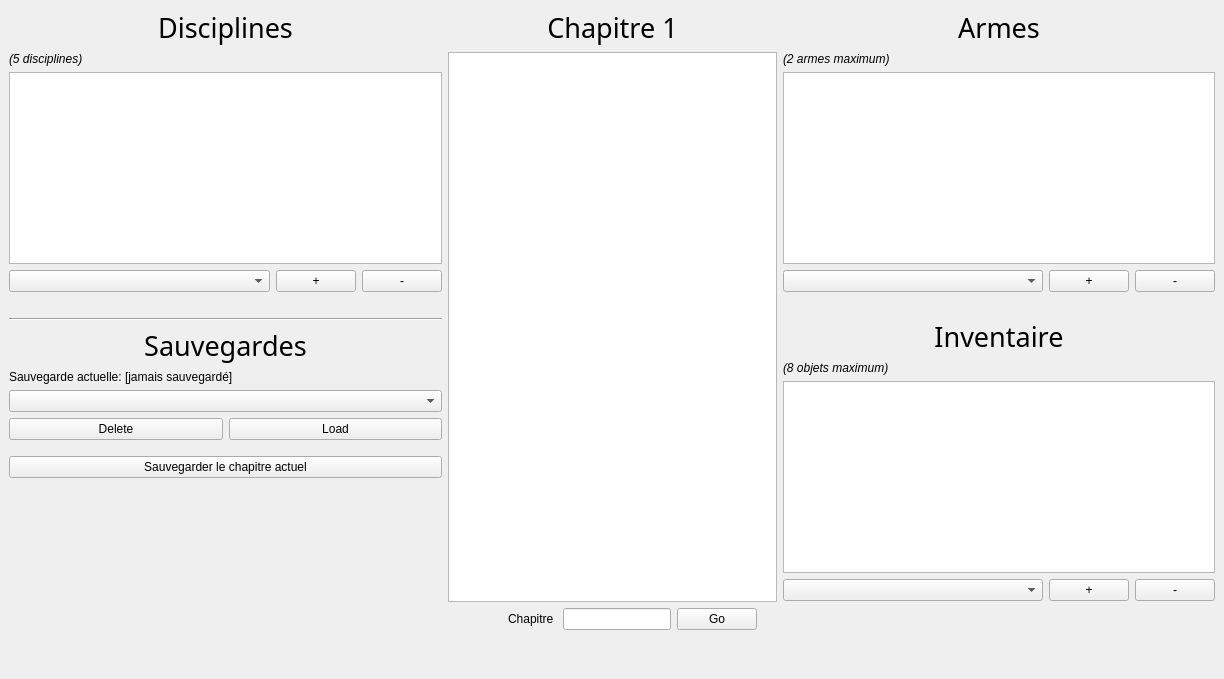
Before: the Qt Designer form bd2_livre_hero.ui in 2137772-Lamarche-Felix/tp_bd2_antoine_felix, drawn with Qt 5.
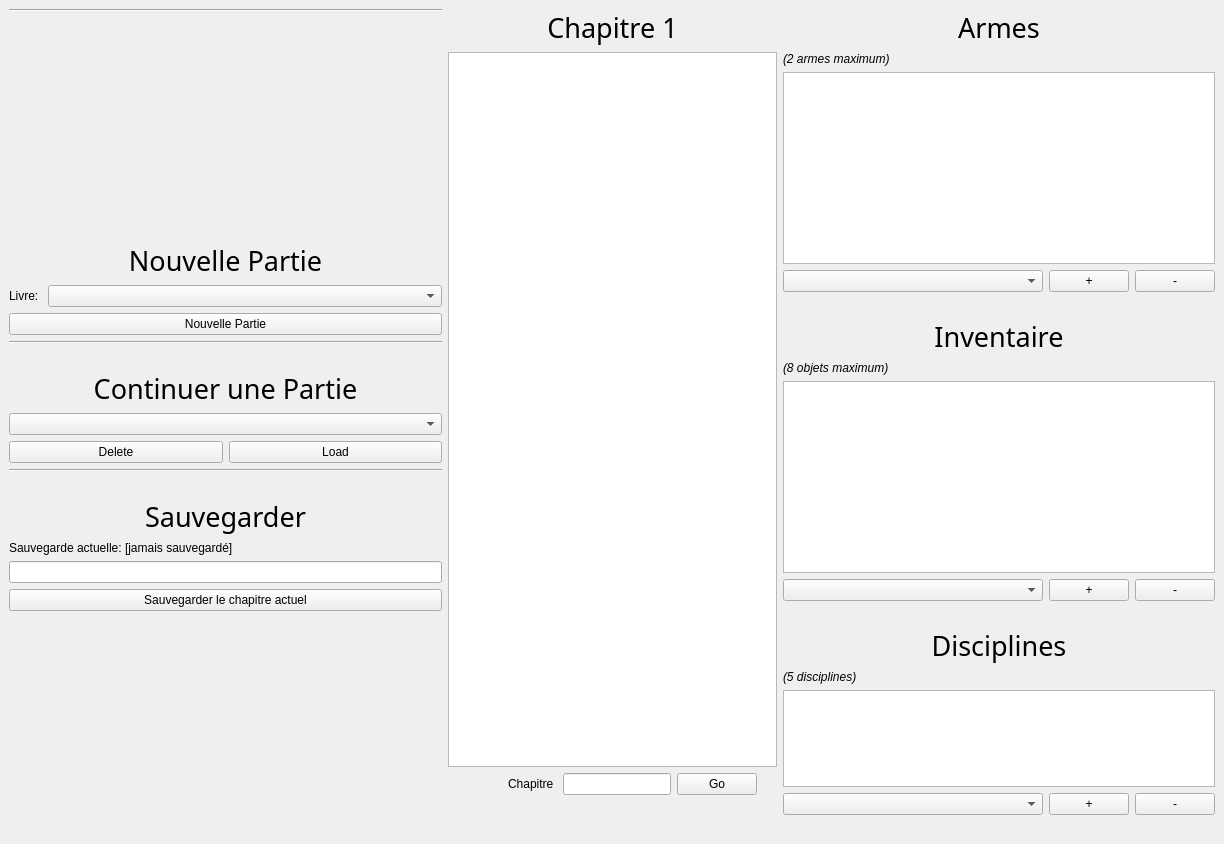
After: the same form once the commit is applied.

The edit to the form file:
```diff
--- a/bd2_livre_hero.ui
+++ b/bd2_livre_hero.ui
@@ -7,7 +7,7 @@
     <x>0</x>
     <y>0</y>
     <width>1224</width>
-    <height>679</height>
+    <height>844</height>
    </rect>
   </property>
   <property name="windowTitle">
@@ -19,101 +19,6 @@
      <layout class="QHBoxLayout" name="horizontalLayout_Body">
       <item>
        <layout class="QVBoxLayout" name="verticalLayout_PanelLeft">
-        <item>
-         <widget class="QLabel" name="label_2">
-          <property name="sizePolicy">
-           <sizepolicy hsizetype="Preferred" vsizetype="Fixed">
-            <horstretch>0</horstretch>
-            <verstretch>0</verstretch>
-           </sizepolicy>
-          </property>
-          <property name="font">
-           <font>
-            <family>Papyrus</family>
-            <pointsize>20</pointsize>
-           </font>
-          </property>
-          <property name="text">
-           <string>Disciplines</string>
-          </property>
-          <property name="alignment">
-           <set>Qt::AlignCenter</set>
-          </property>
-         </widget>
-        </item>
-        <item>
-         <widget class="QLabel" name="label_8">
-          <property name="text">
-           <string>&lt;html&gt;&lt;head/&gt;&lt;body&gt;&lt;p&gt;&lt;span style=&quot; font-style:italic;&quot;&gt;(5 disciplines)&lt;/span&gt;&lt;/p&gt;&lt;/body&gt;&lt;/html&gt;</string>
-          </property>
-         </widget>
-        </item>
-        <item>
-         <widget class="QListView" name="listView">
-          <property name="sizePolicy">
-           <sizepolicy hsizetype="Minimum" vsizetype="Maximum">
-            <horstretch>0</horstretch>
-            <verstretch>0</verstretch>
-           </sizepolicy>
-          </property>
-         </widget>
-        </item>
-        <item>
-         <layout class="QHBoxLayout" name="horizontalLayout_5">
-          <item>
-           <widget class="QComboBox" name="comboBox_2">
-            <property name="sizePolicy">
-             <sizepolicy hsizetype="Minimum" vsizetype="Fixed">
-              <horstretch>0</horstretch>
-              <verstretch>0</verstretch>
-             </sizepolicy>
-            </property>
-           </widget>
-          </item>
-          <item>
-           <widget class="QPushButton" name="pushButton_5">
-            <property name="sizePolicy">
-             <sizepolicy hsizetype="Maximum" vsizetype="Fixed">
-              <horstretch>0</horstretch>
-              <verstretch>0</verstretch>
-             </sizepolicy>
-            </property>
-            <property name="text">
-             <string>+</string>
-            </property>
-           </widget>
-          </item>
-          <item>
-           <widget class="QPushButton" name="pushButton_6">
-            <property name="sizePolicy">
-             <sizepolicy hsizetype="Maximum" vsizetype="Fixed">
-              <horstretch>0</horstretch>
-              <verstretch>0</verstretch>
-             </sizepolicy>
-            </property>
-            <property name="text">
-             <string>-</string>
-            </property>
-           </widget>
-          </item>
-         </layout>
-        </item>
-        <item>
-         <spacer name="verticalSpacer_4">
-          <property name="orientation">
-           <enum>Qt::Vertical</enum>
-          </property>
-          <property name="sizeType">
-           <enum>QSizePolicy::Fixed</enum>
-          </property>
-          <property name="sizeHint" stdset="0">
-           <size>
-            <width>20</width>
-            <height>20</height>
-           </size>
-          </property>
-         </spacer>
-        </item>
         <item>
          <widget class="Line" name="line">
           <property name="orientation">
@@ -121,6 +26,22 @@
           </property>
          </widget>
         </item>
+        <item>
+         <spacer name="verticalSpacer_9">
+          <property name="orientation">
+           <enum>Qt::Vertical</enum>
+          </property>
+          <property name="sizeType">
+           <enum>QSizePolicy::Expanding</enum>
+          </property>
+          <property name="sizeHint" stdset="0">
+           <size>
+            <width>20</width>
+            <height>40</height>
+           </size>
+          </property>
+         </spacer>
+        </item>
         <item>
          <widget class="QLabel" name="label_6">
           <property name="sizePolicy">
@@ -136,7 +57,7 @@
            </font>
           </property>
           <property name="text">
-           <string>Sauvegardes</string>
+           <string>Nouvelle Partie</string>
           </property>
           <property name="alignment">
            <set>Qt::AlignCenter</set>
@@ -144,15 +65,81 @@
          </widget>
         </item>
         <item>
-         <widget class="QLabel" name="label_7">
+         <layout class="QHBoxLayout" name="horizontalLayout">
+          <item>
+           <widget class="QLabel" name="label_13">
+            <property name="sizePolicy">
+             <sizepolicy hsizetype="Fixed" vsizetype="Fixed">
+              <horstretch>0</horstretch>
+              <verstretch>0</verstretch>
+             </sizepolicy>
+            </property>
+            <property name="text">
+             <string>Livre: </string>
+            </property>
+           </widget>
+          </item>
+          <item>
+           <widget class="QComboBox" name="comboBox_5">
+            <property name="sizePolicy">
+             <sizepolicy hsizetype="Minimum" vsizetype="Fixed">
+              <horstretch>0</horstretch>
+              <verstretch>0</verstretch>
+             </sizepolicy>
+            </property>
+           </widget>
+          </item>
+         </layout>
+        </item>
+        <item>
+         <widget class="QPushButton" name="pushButton_11">
+          <property name="text">
+           <string>Nouvelle Partie</string>
+          </property>
+         </widget>
+        </item>
+        <item>
+         <widget class="Line" name="line_2">
+          <property name="orientation">
+           <enum>Qt::Horizontal</enum>
+          </property>
+         </widget>
+        </item>
+        <item>
+         <spacer name="verticalSpacer_8">
+          <property name="orientation">
+           <enum>Qt::Vertical</enum>
+          </property>
+          <property name="sizeType">
+           <enum>QSizePolicy::Fixed</enum>
+          </property>
+          <property name="sizeHint" stdset="0">
+           <size>
+            <width>20</width>
+            <height>20</height>
+           </size>
+          </property>
+         </spacer>
+        </item>
+        <item>
+         <widget class="QLabel" name="label_11">
           <property name="sizePolicy">
            <sizepolicy hsizetype="Preferred" vsizetype="Fixed">
             <horstretch>0</horstretch>
             <verstretch>0</verstretch>
            </sizepolicy>
           </property>
+          <property name="font">
+           <font>
+            <family>Papyrus</family>
+            <pointsize>20</pointsize>
+           </font>
+          </property>
           <property name="text">
-           <string>Sauvegarde actuelle: [jamais sauvegardé]</string>
+           <string>Continuer une Partie</string>
+          </property>
+          <property name="alignment">
+           <set>Qt::AlignCenter</set>
           </property>
          </widget>
         </item>
@@ -189,6 +176,13 @@
           </item>
          </layout>
         </item>
+        <item>
+         <widget class="Line" name="line_3">
+          <property name="orientation">
+           <enum>Qt::Horizontal</enum>
+          </property>
+         </widget>
+        </item>
         <item>
          <spacer name="verticalSpacer_3">
           <property name="orientation">
@@ -200,11 +194,56 @@
           <property name="sizeHint" stdset="0">
            <size>
             <width>20</width>
-            <height>10</height>
+            <height>20</height>
            </size>
           </property>
          </spacer>
         </item>
+        <item>
+         <widget class="QLabel" name="label_12">
+          <property name="sizePolicy">
+           <sizepolicy hsizetype="Preferred" vsizetype="Fixed">
+            <horstretch>0</horstretch>
+            <verstretch>0</verstretch>
+           </sizepolicy>
+          </property>
+          <property name="font">
+           <font>
+            <family>Papyrus</family>
+            <pointsize>20</pointsize>
+           </font>
+          </property>
+          <property name="text">
+           <string>Sauvegarder</string>
+          </property>
+          <property name="alignment">
+           <set>Qt::AlignCenter</set>
+          </property>
+         </widget>
+        </item>
+        <item>
+         <widget class="QLabel" name="label_7">
+          <property name="sizePolicy">
+           <sizepolicy hsizetype="Preferred" vsizetype="Fixed">
+            <horstretch>0</horstretch>
+            <verstretch>0</verstretch>
+           </sizepolicy>
+          </property>
+          <property name="text">
+           <string>Sauvegarde actuelle: [jamais sauvegardé]</string>
+          </property>
+         </widget>
+        </item>
+        <item>
+         <widget class="QLineEdit" name="lineEdit_2">
+          <property name="sizePolicy">
+           <sizepolicy hsizetype="Minimum" vsizetype="Fixed">
+            <horstretch>0</horstretch>
+            <verstretch>0</verstretch>
+           </sizepolicy>
+          </property>
+         </widget>
+        </item>
         <item>
          <widget class="QPushButton" name="pushButton_4">
           <property name="text">
@@ -542,6 +581,117 @@
           </item>
          </layout>
         </item>
+        <item>
+         <spacer name="verticalSpacer_7">
+          <property name="orientation">
+           <enum>Qt::Vertical</enum>
+          </property>
+          <property name="sizeType">
+           <enum>QSizePolicy::Fixed</enum>
+          </property>
+          <property name="sizeHint" stdset="0">
+           <size>
+            <width>20</width>
+            <height>20</height>
+           </size>
+          </property>
+         </spacer>
+        </item>
+        <item>
+         <widget class="QLabel" name="label_2">
+          <property name="sizePolicy">
+           <sizepolicy hsizetype="Preferred" vsizetype="Fixed">
+            <horstretch>0</horstretch>
+            <verstretch>0</verstretch>
+           </sizepolicy>
+          </property>
+          <property name="font">
+           <font>
+            <family>Papyrus</family>
+            <pointsize>20</pointsize>
+           </font>
+          </property>
+          <property name="text">
+           <string>Disciplines</string>
+          </property>
+          <property name="alignment">
+           <set>Qt::AlignCenter</set>
+          </property>
+         </widget>
+        </item>
+        <item>
+         <widget class="QLabel" name="label_8">
+          <property name="text">
+           <string>&lt;html&gt;&lt;head/&gt;&lt;body&gt;&lt;p&gt;&lt;span style=&quot; font-style:italic;&quot;&gt;(5 disciplines)&lt;/span&gt;&lt;/p&gt;&lt;/body&gt;&lt;/html&gt;</string>
+          </property>
+         </widget>
+        </item>
+        <item>
+         <widget class="QListView" name="listView">
+          <property name="sizePolicy">
+           <sizepolicy hsizetype="Minimum" vsizetype="Maximum">
+            <horstretch>0</horstretch>
+            <verstretch>0</verstretch>
+           </sizepolicy>
+          </property>
+         </widget>
+        </item>
+        <item>
+         <layout class="QHBoxLayout" name="horizontalLayout_5">
+          <item>
+           <widget class="QComboBox" name="comboBox_2">
+            <property name="sizePolicy">
+             <sizepolicy hsizetype="Minimum" vsizetype="Fixed">
+              <horstretch>0</horstretch>
+              <verstretch>0</verstretch>
+             </sizepolicy>
+            </property>
+           </widget>
+          </item>
+          <item>
+           <widget class="QPushButton" name="pushButton_5">
+            <property name="sizePolicy">
+             <sizepolicy hsizetype="Maximum" vsizetype="Fixed">
+              <horstretch>0</horstretch>
+              <verstretch>0</verstretch>
+             </sizepolicy>
+            </property>
+            <property name="text">
+             <string>+</string>
+            </property>
+           </widget>
+          </item>
+          <item>
+           <widget class="QPushButton" name="pushButton_6">
+            <property name="sizePolicy">
+             <sizepolicy hsizetype="Maximum" vsizetype="Fixed">
+              <horstretch>0</horstretch>
+              <verstretch>0</verstretch>
+             </sizepolicy>
+            </property>
+            <property name="text">
+             <string>-</string>
+            </property>
+           </widget>
+          </item>
+         </layout>
+        </item>
+        <item>
+         <spacer name="verticalSpacer_4">
+          <property name="orientation">
+           <enum>Qt::Vertical</enum>
+          </property>
+          <property name="sizeType">
+           <enum>QSizePolicy::Fixed</enum>
+          </property>
+          <property name="sizeHint" stdset="0">
+           <size>
+            <width>20</width>
+            <height>20</height>
+           </size>
+          </property>
+         </spacer>
+        </item>
         <item>
          <spacer name="verticalSpacer_5">
           <property name="orientation">
```
